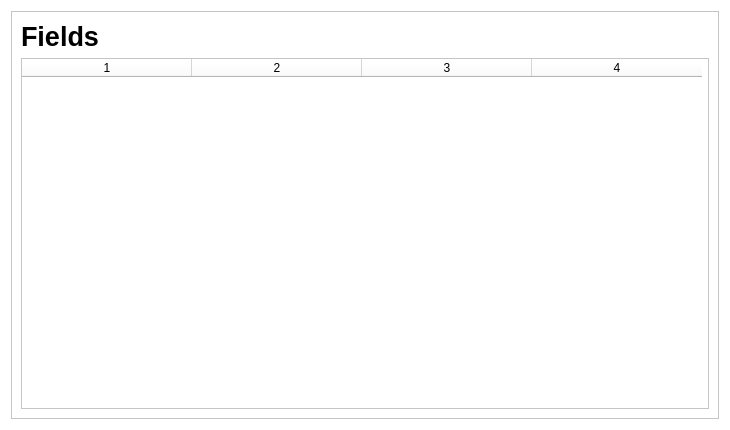
Before: the Qt Designer form listfieldswindow.ui in carlosvelaquez/ProyectoEDII, drawn with Qt 5.
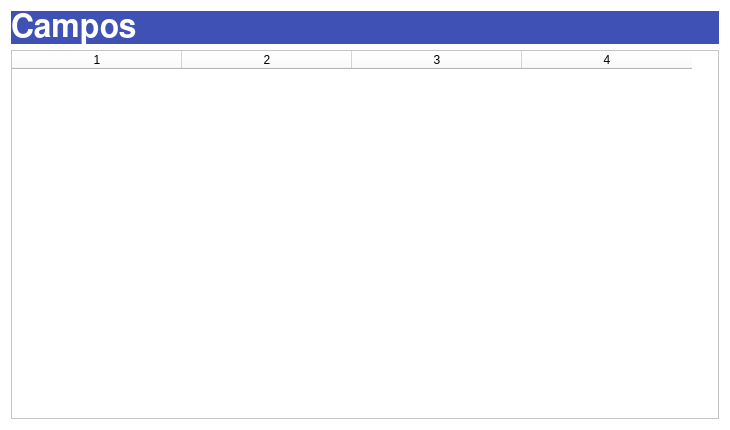
After: the same form once the commit is applied.

What changed in the file:
```diff
--- a/listfieldswindow.ui
+++ b/listfieldswindow.ui
@@ -16,27 +16,23 @@
   <property name="styleSheet">
    <string notr="true">background-color: rgb(255, 255, 255);</string>
   </property>
-  <layout class="QVBoxLayout" name="verticalLayout_2">
-   <item>
-    <widget class="QFrame" name="frame">
-     <property name="frameShape">
-      <enum>QFrame::StyledPanel</enum>
-     </property>
-     <property name="frameShadow">
-      <enum>QFrame::Raised</enum>
-     </property>
      <layout class="QVBoxLayout" name="verticalLayout">
       <item>
        <widget class="QLabel" name="label">
         <property name="font">
          <font>
-          <pointsize>20</pointsize>
+       <family>FreeSans</family>
+       <pointsize>24</pointsize>
           <weight>75</weight>
           <bold>true</bold>
          </font>
         </property>
+     <property name="styleSheet">
+      <string notr="true">background-color:#3F51B5;
+color: white;</string>
+     </property>
         <property name="text">
-         <string>Fields</string>
+      <string>Campos</string>
         </property>
        </widget>
       </item>
@@ -55,9 +51,6 @@
         <column/>
         <column/>
         <column/>
-       </widget>
-      </item>
-     </layout>
     </widget>
    </item>
   </layout>
```
Lines whose indentation alone changed are shown as unchanged.
